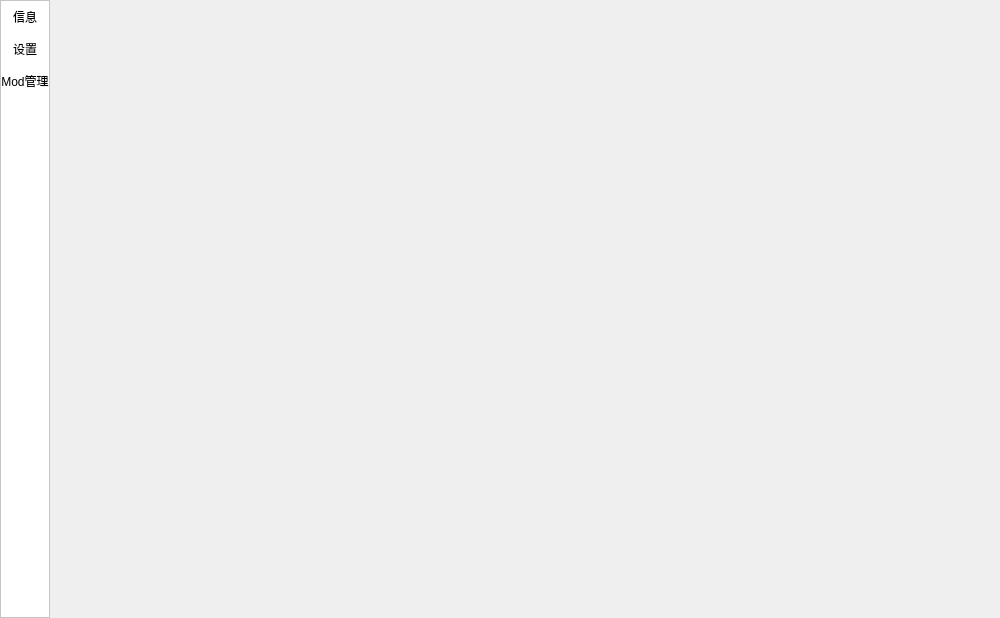
Qt form FMCL/Functions/GameManager/GameManager.ui (1604042736/FMCL) before a commit.
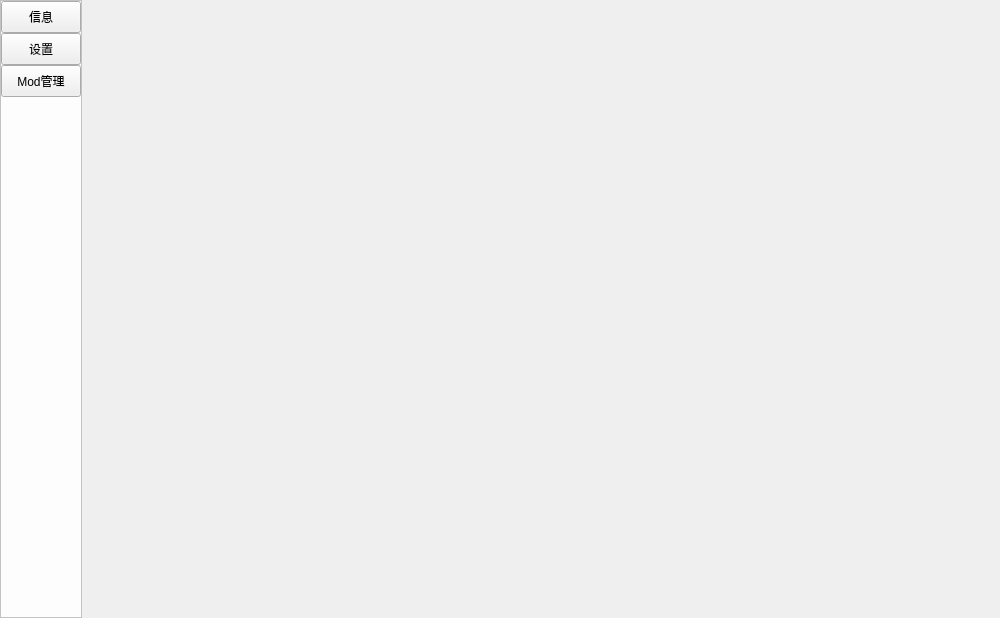
The same form after that commit. Custom widgets are drawn as their Qt base class.

What changed in the file:
```diff
--- a/FMCL/Functions/GameManager/GameManager.ui
+++ b/FMCL/Functions/GameManager/GameManager.ui
@@ -38,17 +38,8 @@
       </size>
      </property>
      <property name="styleSheet">
-      <string notr="true">QPushButton{
-    border:none;
-}
-QPushButton:hover{
-    background-color:rgb(200,200,200);
-}
-QPushButton:checked{
-    border-left:2px solid black;
-}
-QFrame{
-	background-color:rgb(255,255,255);
+      <string notr="true">QFrame{
+	background-color:rgb(253,253,253);
 }</string>
      </property>
      <property name="frameShape">
@@ -154,6 +145,13 @@
    </item>
   </layout>
  </widget>
+ <customwidgets>
+  <customwidget>
+   <class>TransparentTogglePushButton</class>
+   <extends>QPushButton</extends>
+   <header>qfluentwidgets</header>
+  </customwidget>
+ </customwidgets>
  <resources/>
  <connections/>
 </ui>
```
Left out of the diff: 6 changed lines with no effect on the pictures.
